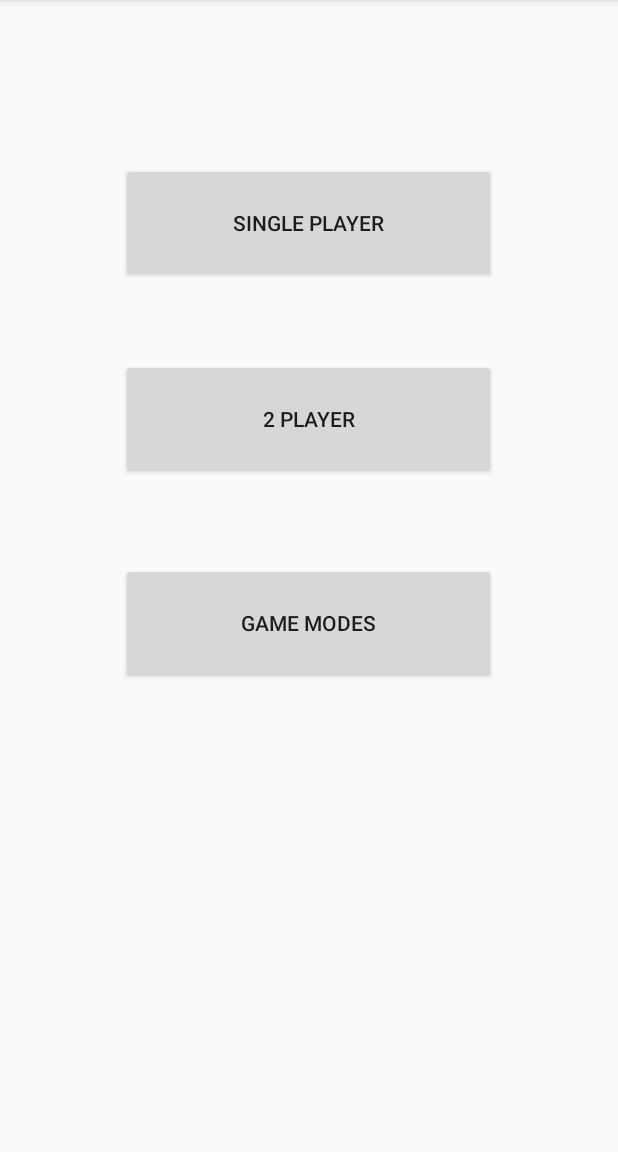
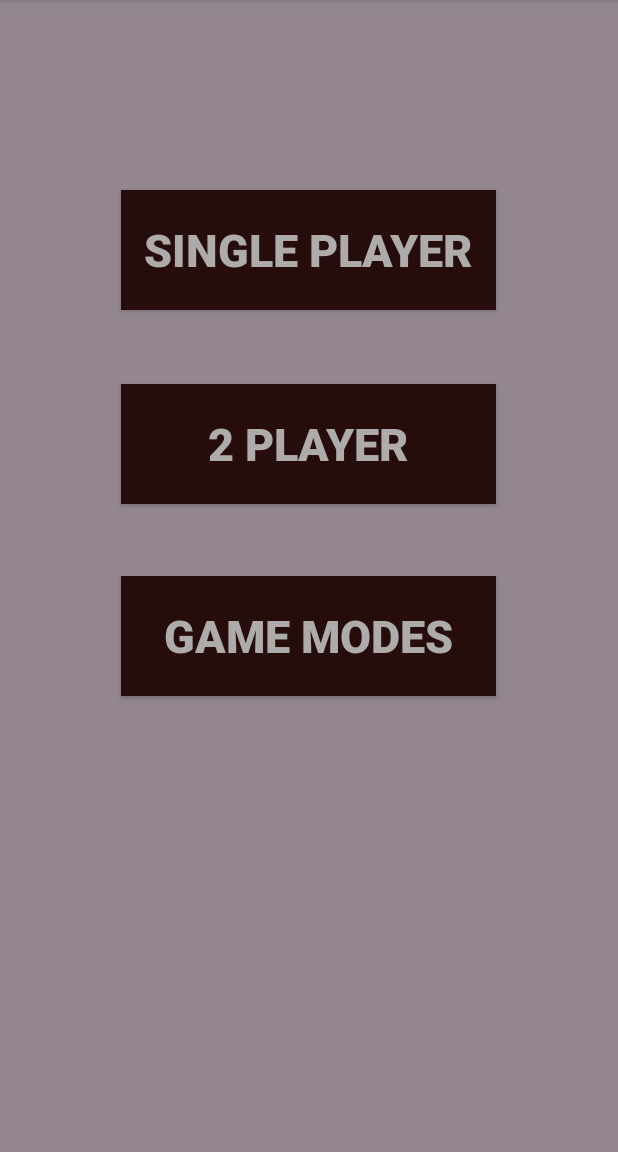
Before and after one commit to umair-j/pigGame-Android-, an Android app: the screen it shows after launch (MainPage), on a phone screen of 412 x 824 dp, the part 84-1236 px from its top. Run offline under Robolectric (Android 15) with nearby library versions, the phone set to English and light mode, and no system bars.

Commit message:
game modes added

```diff
--- a/app/src/main/java/com/example/RaceTo30/MainPage.java
+++ b/app/src/main/java/com/example/RaceTo30/MainPage.java
@@ -8,13 +8,38 @@ import android.view.View;
 
 public class MainPage extends AppCompatActivity {
 
+    String opt;
+
     @Override
     protected void onCreate(Bundle savedInstanceState) {
         super.onCreate(savedInstanceState);
         setContentView(R.layout.activity_main_page);
+        launch();
     }
+
+    public void launch(){
+        Bundle b = getIntent().getExtras();
+        if(b==null){
+            opt = "30";
+        }
+        else {
+            Intent i = getIntent();
+            String lim1 = i.getStringExtra("choice");
+            opt = lim1;
+        }
+
+    }
+
     public void goToGame(View view){
         Intent i = new Intent(this,MainActivity.class);
+        i.putExtra("limit", opt);
+        startActivity(i);
+
+    }
+    public void goToModes(View view){
+        Intent i = new Intent(this,GameModes.class);
+
         startActivity(i);
     }
+
 }
--- a/app/src/main/res/layout/activity_main_page.xml
+++ b/app/src/main/res/layout/activity_main_page.xml
@@ -4,42 +4,56 @@
     xmlns:tools="http://schemas.android.com/tools"
     android:layout_width="match_parent"
     android:layout_height="match_parent"
+    android:background="#93868F"
     tools:context="com.example.RaceTo30.MainPage">
 
     <Button
         android:id="@+id/button"
         android:layout_width="250dp"
         android:layout_height="80dp"
+        android:background="#270C0C"
         android:onClick="goToGame"
         android:text="SINGLE PLAYER"
+        android:textColor="#AEABAB"
+        android:textSize="30sp"
+        android:textStyle="bold"
+        app:layout_constraintBottom_toTopOf="@+id/button4"
+        app:layout_constraintEnd_toEndOf="parent"
+        app:layout_constraintHorizontal_bias="0.496"
+        app:layout_constraintStart_toStartOf="parent"
+        app:layout_constraintTop_toTopOf="parent"
+        app:layout_constraintVertical_bias="0.417" />
+
+    <Button
+        android:id="@+id/button2"
+        android:layout_width="250dp"
+        android:layout_height="80dp"
+        android:background="#270C0C"
+        android:text="2 PLAYER"
+        android:textColor="#AEABAB"
+        android:textSize="30sp"
+        android:textStyle="bold"
+        app:layout_constraintBottom_toTopOf="@+id/button4"
+        app:layout_constraintEnd_toEndOf="parent"
+        app:layout_constraintHorizontal_bias="0.496"
+        app:layout_constraintStart_toStartOf="parent"
+        app:layout_constraintTop_toBottomOf="@+id/button"
+        app:layout_constraintVertical_bias="0.505" />
+
+    <Button
+        android:id="@+id/button4"
+        android:layout_width="250dp"
+        android:layout_height="80dp"
+        android:background="#270C0C"
+        android:onClick="goToModes"
+        android:text="GAME MODES"
+        android:textColor="#AEABAB"
+        android:textSize="30sp"
+        android:textStyle="bold"
         app:layout_constraintBottom_toBottomOf="parent"
         app:layout_constraintEnd_toEndOf="parent"
         app:layout_constraintHorizontal_bias="0.496"
         app:layout_constraintStart_toStartOf="parent"
         app:layout_constraintTop_toTopOf="parent"
-        app:layout_constraintVertical_bias="0.158" />
-
-    <Button
-        android:id="@+id/button2"
-        android:layout_width="250dp"
-        android:layout_height="80dp"
-        android:text="2 PLAYER"
-        app:layout_constraintBottom_toBottomOf="parent"
-        app:layout_constraintEnd_toEndOf="parent"
-        app:layout_constraintHorizontal_bias="0.498"
-        app:layout_constraintStart_toStartOf="parent"
-        app:layout_constraintTop_toTopOf="parent"
-        app:layout_constraintVertical_bias="0.348" />
-
-    <Button
-        android:id="@+id/button4"
-        android:layout_width="250dp"
-        android:layout_height="80dp"
-        android:text="GAME MODES"
-        app:layout_constraintBottom_toBottomOf="parent"
-        app:layout_constraintEnd_toEndOf="parent"
-        app:layout_constraintHorizontal_bias="0.496"
-        app:layout_constraintStart_toStartOf="parent"
-        app:layout_constraintTop_toTopOf="parent"
-        app:layout_constraintVertical_bias="0.546" />
+        app:layout_constraintVertical_bias="0.558" />
 </androidx.constraintlayout.widget.ConstraintLayout>
```
Also changed, not shown: app/src/main/AndroidManifest.xml (+4 -5 lines), app/src/main/java/com/example/RaceTo30/GameModes.java (added, +30 -0 lines), app/src/main/java/com/example/RaceTo30/MainActivity.java (+14 -2 lines), app/src/main/res/layout/activity_game_modes.xml (added, +64 -0 lines).
